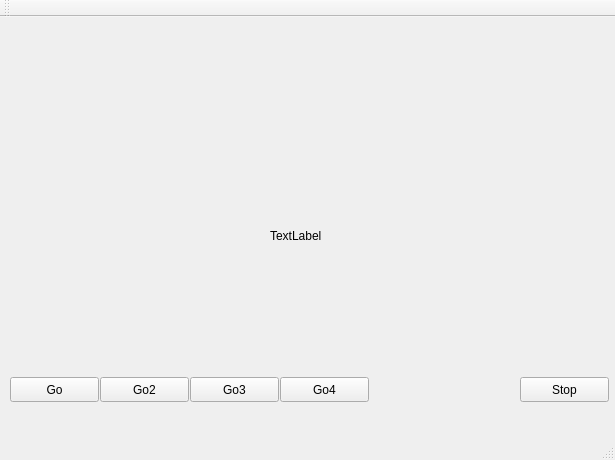
This is QT/Image/mainwindow.ui in leejk91/CPlusPlus_Practice as Qt 5 draws it before an edit. The edited form follows.
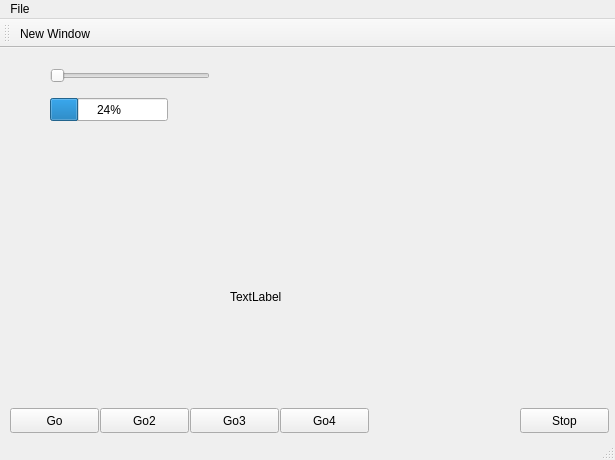
This is the edited form.

```diff
--- a/QT/Image/mainwindow.ui
+++ b/QT/Image/mainwindow.ui
@@ -14,19 +14,6 @@
    <string>MainWindow</string>
   </property>
   <widget class="QWidget" name="centralWidget">
-   <widget class="QLabel" name="label">
-    <property name="geometry">
-     <rect>
-      <x>270</x>
-      <y>210</y>
-      <width>67</width>
-      <height>17</height>
-     </rect>
-    </property>
-    <property name="text">
-     <string>TextLabel</string>
-    </property>
-   </widget>
    <widget class="QPushButton" name="pushButton">
     <property name="geometry">
      <rect>
@@ -92,6 +79,45 @@
      <string>Go3</string>
     </property>
    </widget>
+   <widget class="QLabel" name="label">
+    <property name="geometry">
+     <rect>
+      <x>230</x>
+      <y>210</y>
+      <width>200</width>
+      <height>78</height>
+     </rect>
+    </property>
+    <property name="text">
+     <string>TextLabel</string>
+    </property>
+   </widget>
+   <widget class="QSlider" name="horizontalSlider">
+    <property name="geometry">
+     <rect>
+      <x>50</x>
+      <y>20</y>
+      <width>160</width>
+      <height>16</height>
+     </rect>
+    </property>
+    <property name="orientation">
+     <enum>Qt::Horizontal</enum>
+    </property>
+   </widget>
+   <widget class="QProgressBar" name="progressBar">
+    <property name="geometry">
+     <rect>
+      <x>50</x>
+      <y>50</y>
+      <width>118</width>
+      <height>23</height>
+     </rect>
+    </property>
+    <property name="value">
+     <number>24</number>
+    </property>
+   </widget>
   </widget>
   <widget class="QMenuBar" name="menuBar">
    <property name="geometry">
@@ -102,6 +128,13 @@
      <height>22</height>
     </rect>
    </property>
+   <widget class="QMenu" name="menuFile">
+    <property name="title">
+     <string>File</string>
+    </property>
+    <addaction name="actionNew_Window"/>
+   </widget>
+   <addaction name="menuFile"/>
   </widget>
   <widget class="QToolBar" name="mainToolBar">
    <attribute name="toolBarArea">
@@ -110,8 +143,14 @@
    <attribute name="toolBarBreak">
     <bool>false</bool>
    </attribute>
+   <addaction name="actionNew_Window"/>
   </widget>
   <widget class="QStatusBar" name="statusBar"/>
+  <action name="actionNew_Window">
+   <property name="text">
+    <string>New Window</string>
+   </property>
+  </action>
  </widget>
  <layoutdefault spacing="6" margin="11"/>
  <resources/>
```
Left out of the diff: 19 changed lines with no effect on the pictures.
